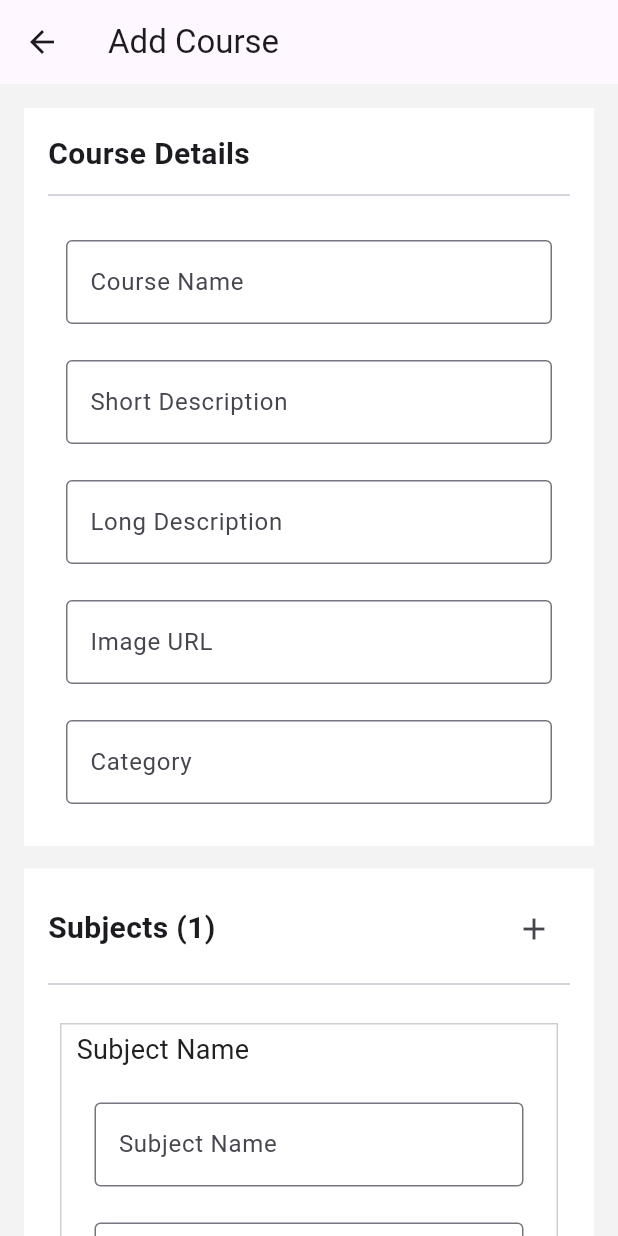
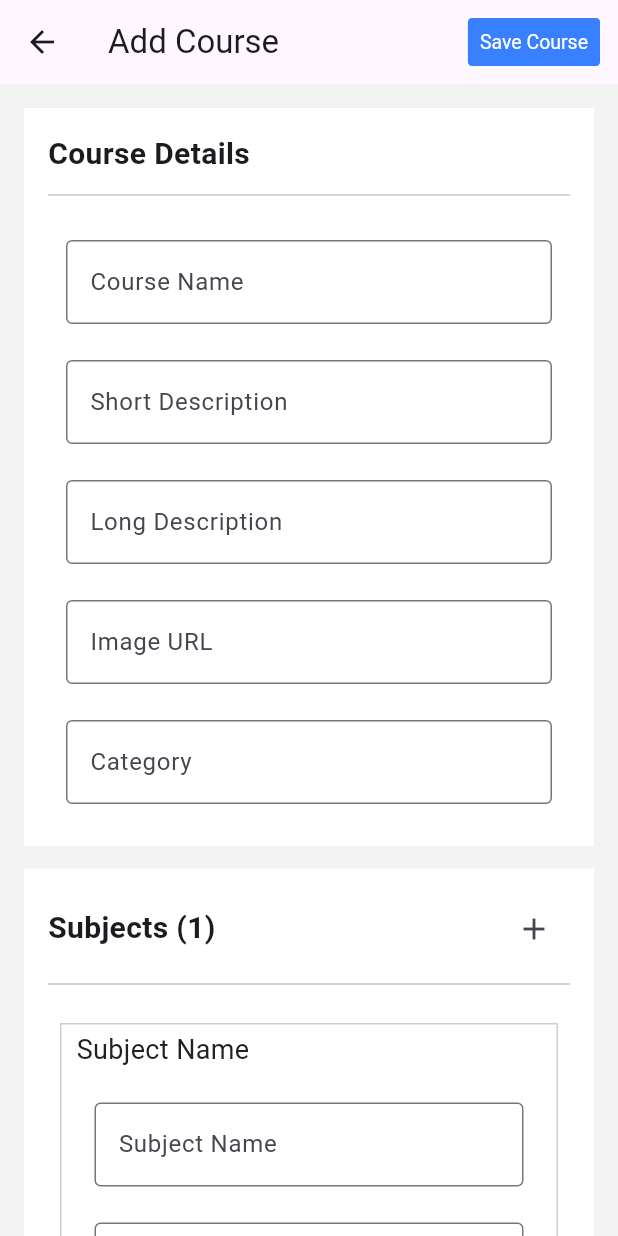
Before and after one commit to godstark82/sign_shala_admin, a Flutter app: the AddNewCoursePage screen opened by its route, after a tap on the "add" icon, on a phone screen of 412 x 824 dp. Run offline on Flutter 3.47's test engine with Material 3 defaults, Android fonts, the light colour scheme and no system bars; drawn by our look-alikes of getwidget; our stand-ins replace bloc, cloud_firestore, dio, easy_sidemenu, equatable, firebase_core and 3 more; accounts and stored records are empty; network calls fail.

Commit message:
add course to firestore finished

```diff
--- a/lib/features/courses/data/models/subject_model.dart
+++ b/lib/features/courses/data/models/subject_model.dart
@@ -1,18 +1,19 @@
-import 'package:admin_sign_shala/features/courses/domain/entities/subject_entity.dart';
+import 'dart:developer';
+
+import 'package:cloud_firestore/cloud_firestore.dart';
 import 'chapter_model.dart';
 
-class SubjectModel extends SubjectEntity {
+class SubjectModel {
+  String? img;
+  String? shortDesc;
+  String? title;
+  List<ChapterModel>? chapters;
   SubjectModel({
-    String? img,
-    String? shortDesc,
-    String? title,
-    List<ChapterModel>? chapters,
-  }) : super(
-          img: img,
-          shortDesc: shortDesc,
-          title: title,
-          chapters: chapters,
-        );
+    this.chapters,
+    this.img,
+    this.shortDesc,
+    this.title,
+  });
 
   factory SubjectModel.fromJson(Map<String, dynamic> json) {
     return SubjectModel(
@@ -30,9 +31,28 @@ class SubjectModel extends SubjectEntity {
       'img': img,
       'shortDesc': shortDesc,
       'title': title,
-      'chapters': chapters
-          ?.map((chapter) => (chapter as ChapterModel).toJson())
-          .toList(),
+      'chapters': chapters?.map((chapter) => (chapter).toJson()).toList(),
     };
   }
+
+  // Upload subject to Firestore under a specific course document
+  Future<void> uploadSubjectToFirestore(DocumentReference courseDocRef) async {
+    CollectionReference subjects = courseDocRef.collection('subjects');
+
+    try {
+      DocumentReference subjectDocRef = await subjects.add(toJson());
+
+      // Add chapters as subcollections under the subject document
+      if (chapters != null) {
+        for (ChapterModel chapter in chapters!) {
+          // Assuming all ChapterEntity are actually of type ChapterModel
+          await chapter.uploadChapterToFirestore(subjectDocRef);
+        }
+      }
+
+      log('Subject uploaded successfully with chapters!');
+    } catch (e) {
+      log('Failed to upload subject: $e');
+    }
+  }
 }
--- /dev/null
+++ b/lib/features/courses/data/repositories/course_repo_impl.dart
@@ -0,0 +1,27 @@
+import 'package:admin_sign_shala/core/datastate/datastate.dart';
+import 'package:admin_sign_shala/features/courses/data/models/course_model.dart';
+import 'package:admin_sign_shala/features/courses/domain/repositories/course_repo.dart';
+import 'package:cloud_firestore/cloud_firestore.dart';
+
+class CourseRepoImpl implements CourseRepo {
+  FirebaseFirestore firestore = FirebaseFirestore.instance;
+  @override
+  Future<void> addNewCourse(CourseModel course) async {
+    course.id = DateTime.now().toString();
+    course.launchDate = DateTime.now();
+    course.totalStudentsEnrolled = 0;
+    await course.uploadCourseToFirestore();
+  }
+
+  @override
+  Future<DataState<List<CourseModel>>> fetchCourses(CourseModel course) {
+    // TODO: implement fetchCourses
+    throw UnimplementedError();
+  }
+
+  @override
+  Future<void> updateCourse(CourseModel course) {
+    // TODO: implement updateCourse
+    throw UnimplementedError();
+  }
+}
--- a/lib/features/courses/domain/entities/subject_entity.dart
+++ b/lib/features/courses/domain/entities/subject_entity.dart
@@ -1,15 +1,10 @@
-import 'package:admin_sign_shala/features/courses/domain/entities/chapter_entity.dart';
+// import 'package:admin_sign_shala/features/courses/domain/entities/chapter_entity.dart';
 
-class SubjectEntity {
-  String? title;
-  String? shortDesc;
-  String? img;
-  List<ChapterEntity>? chapters;
+// class SubjectEntity {
+//   String? title;
+//   String? shortDesc;
+//   String? img;
+//   List<ChapterEntity>? chapters;
 
-  SubjectEntity({
-    this.img,
-    this.shortDesc,
-    this.title,
-    this.chapters,
-  });
-}
+//   SubjectEntity({this.img, this.shortDesc, this.title, this.chapters});
+// }
--- /dev/null
+++ b/lib/features/courses/domain/repositories/course_repo.dart
@@ -0,0 +1,10 @@
+import 'package:admin_sign_shala/core/datastate/datastate.dart';
+import 'package:admin_sign_shala/features/courses/data/models/course_model.dart';
+
+abstract class CourseRepo {
+  Future<DataState<List<CourseModel>>> fetchCourses(CourseModel course);
+
+  Future<void> updateCourse(CourseModel course);
+
+  Future<void> addNewCourse(CourseModel course);
+}
--- a/lib/features/courses/presentation/pages/add_course.dart
+++ b/lib/features/courses/presentation/pages/add_course.dart
@@ -1,11 +1,16 @@
+import 'dart:developer';
+
 import 'package:admin_sign_shala/core/constants/colors.dart';
 import 'package:admin_sign_shala/features/courses/data/models/course_model.dart';
+import 'package:admin_sign_shala/features/courses/data/repositories/course_repo_impl.dart';
+import 'package:admin_sign_shala/features/courses/domain/repositories/course_repo.dart';
 import 'package:admin_sign_shala/features/courses/presentation/widgets/add_subject_widget.dart';
 import 'package:admin_sign_shala/features/courses/presentation/widgets/basic_couse_details.dart';
 import 'package:flutter/material.dart';
+import 'package:getwidget/components/button/gf_button.dart';
 
 //! Temp Course To upload On Firebase Later
-CourseModel tempCourse = CourseModel();
+CourseModel? tempCourse = CourseModel();
 
 class AddNewCoursePage extends StatefulWidget {
   const AddNewCoursePage({super.key});
@@ -15,12 +20,41 @@ class AddNewCoursePage extends StatefulWidget {
 }
 
 class _AddNewCoursePageState extends State<AddNewCoursePage> {
+  final GlobalKey<FormState> basicDetailsFormKey = GlobalKey<FormState>();
+  final GlobalKey<FormState> subjectFormKey = GlobalKey<FormState>();
   @override
   Widget build(BuildContext context) {
     return Scaffold(
       backgroundColor: bgColor,
       appBar: AppBar(
         title: Text('Add Course'),
+        actions: [
+          Padding(
+            padding: const EdgeInsets.all(12.0),
+            child: GFButton(
+                onPressed: () async {
+                  CourseRepo repo = CourseRepoImpl();
+                  if (basicDetailsFormKey.currentState!.validate() &&
+                      subjectFormKey.currentState!.validate()) {
+                    if (tempCourse!.subjects != null) {
+                      await repo.addNewCourse(tempCourse!);
+                    } else {
+                      ScaffoldMessenger.of(context).showSnackBar(SnackBar(
+                        content: Text(
+                          'Please Add Minimum 1 Subject',
+                          style: TextStyle(color: Colors.white),
+                        ),
+                        backgroundColor: Colors.red,
+                      ));
+                      log('Please Add Minimum 1 Subject');
+                    }
+                  } else {
+                    log('Form Not Validated');
+                  }
+                },
+                text: 'Save Course'),
+          )
+        ],
       ),
       body: SingleChildScrollView(
         child: Padding(
@@ -28,8 +62,8 @@ class _AddNewCoursePageState extends State<AddNewCoursePage> {
           child: Column(
             crossAxisAlignment: CrossAxisAlignment.start,
             children: [
-              BasicCourseDetailsFormWidget(),
-              AddSubjectWidget(),
+              BasicCourseDetailsFormWidget(formKey: basicDetailsFormKey),
+              AddSubjectWidget(formKey: subjectFormKey),
             ],
           ),
         ),
--- a/lib/features/courses/presentation/widgets/add_subject_widget.dart
+++ b/lib/features/courses/presentation/widgets/add_subject_widget.dart
@@ -6,7 +6,8 @@ import 'package:flutter/material.dart';
 import 'package:get/get.dart';
 
 class AddSubjectWidget extends StatefulWidget {
-  const AddSubjectWidget({super.key});
+  final GlobalKey<FormState> formKey;
+  const AddSubjectWidget({super.key, required this.formKey});
 
   @override
   State<AddSubjectWidget> createState() => _AddSubjectWidgetState();
@@ -20,19 +21,22 @@ class _AddSubjectWidgetState extends State<AddSubjectWidget> {
       width: context.width,
       color: Colors.white,
       padding: EdgeInsets.all(16),
+      child: Form(
+        key: widget.formKey,
         child: Column(
           crossAxisAlignment: CrossAxisAlignment.start,
           children: [
             Row(
               mainAxisAlignment: MainAxisAlignment.spaceBetween,
               children: [
-              Text('Subjects (${tempCourse.subjects?.length ?? 0})',
-                  style: TextStyle(fontWeight: FontWeight.bold, fontSize: 20)),
+                Text('Subjects (${tempCourse!.subjects?.length ?? 0})',
+                    style:
+                        TextStyle(fontWeight: FontWeight.bold, fontSize: 20)),
                 IconButton(
                   icon: Icon(Icons.add),
                   onPressed: () {
-                  tempCourse.subjects ??= [];
-                  tempCourse.subjects?.add(SubjectModel());
+                    tempCourse!.subjects ??= [];
+                    tempCourse!.subjects?.add(SubjectModel());
                     setState(() {});
                   },
                 )
@@ -43,13 +47,14 @@ class _AddSubjectWidgetState extends State<AddSubjectWidget> {
             SizedBox(height: 10),
             ListView.separated(
                 shrinkWrap: true,
-              itemCount: tempCourse.subjects?.length ?? 0,
+                itemCount: tempCourse!.subjects?.length ?? 0,
                 separatorBuilder: (context, index) => Divider(
                       color: Colors.red,
                     ),
                 itemBuilder: (context, index) {
                   return Container(
-                    padding: EdgeInsets.symmetric(horizontal: 10, vertical: 4),
+                      padding:
+                          EdgeInsets.symmetric(horizontal: 10, vertical: 4),
                       margin: EdgeInsets.all(8),
                       decoration: BoxDecoration(
                         border: Border.all(color: Colors.grey.withOpacity(0.5)),
@@ -58,7 +63,8 @@ class _AddSubjectWidgetState extends State<AddSubjectWidget> {
                           crossAxisAlignment: CrossAxisAlignment.start,
                           children: [
                             Text(
-                            tempCourse.subjects![index].title ?? 'Subject Name',
+                              tempCourse!.subjects![index].title ??
+                                  'Subject Name',
                               style: TextStyle(
                                   fontSize: 18, color: Colors.grey.shade900),
                             ),
@@ -66,17 +72,18 @@ class _AddSubjectWidgetState extends State<AddSubjectWidget> {
                             CustomTextField(
                                 name: 'Subject Name',
                                 onChanged: (v) => setState(() {
-                                    tempCourse.subjects![index].title = v;
+                                      tempCourse!.subjects![index].title = v;
                                     })),
                             CustomTextField(
                                 name: 'Description',
                                 onChanged: (v) => setState(() {
-                                    tempCourse.subjects![index].title = v;
+                                      tempCourse!.subjects![index].shortDesc =
+                                          v;
                                     })),
                             CustomTextField(
                                 name: 'Image (Optional)',
                                 onChanged: (v) => setState(() {
-                                    tempCourse.subjects![index].title = v;
+                                      tempCourse!.subjects![index].img = v;
                                     })),
 
                             //! Chapters Form
@@ -85,6 +92,7 @@ class _AddSubjectWidgetState extends State<AddSubjectWidget> {
                 })
           ],
         ),
+      ),
     );
   }
 }
--- a/lib/features/courses/presentation/widgets/basic_couse_details.dart
+++ b/lib/features/courses/presentation/widgets/basic_couse_details.dart
@@ -3,16 +3,19 @@ import 'package:admin_sign_shala/features/courses/presentation/widgets/custom_te
 import 'package:flutter/material.dart';
 import 'package:get/get.dart';
 
-
 class BasicCourseDetailsFormWidget extends StatelessWidget {
-  const BasicCourseDetailsFormWidget({super.key});
+  final GlobalKey<FormState> formKey;
+  const BasicCourseDetailsFormWidget({super.key, required this.formKey});
 
   @override
   Widget build(BuildContext context) {
+    String categoryString = '';
     return Container(
       width: context.width,
       color: Colors.white,
       padding: EdgeInsets.all(16),
+      child: Form(
+        key: formKey,
         child: Column(
           crossAxisAlignment: CrossAxisAlignment.start,
           children: [
@@ -24,21 +27,31 @@ class BasicCourseDetailsFormWidget extends StatelessWidget {
             Wrap(
               children: [
                 CustomTextField(
-                  name: 'Course Name', onChanged: (v) => tempCourse.title = v),
+                    name: 'Course Name',
+                    onChanged: (v) => tempCourse!.title = v),
                 CustomTextField(
                     name: 'Short Description',
-                  onChanged: (v) => tempCourse.shortDesc = v),
+                    onChanged: (v) => tempCourse!.shortDesc = v),
                 CustomTextField(
                     name: 'Long Description',
-                  onChanged: (v) => tempCourse.longDesc = v),
+                    onChanged: (v) => tempCourse!.longDesc = v),
                 CustomTextField(
-                  name: 'Image URL', onChanged: (v) => tempCourse.img = v),
+                    name: 'Image URL', onChanged: (v) => tempCourse!.img = v),
                 CustomTextField(
-                  name: 'Category', onChanged: (v) => tempCourse.img = v),
+                    name: 'Category',
+                    onChanged: (v) {
+                      categoryString = v;
+                    },
+                    onSubmit: (v) {
+                      tempCourse!.categories ??= [];
+                      tempCourse!.categories!.add(categoryString);
+                      categoryString = '';
+                    }),
               ],
             )
           ],
         ),
+      ),
     );
   }
 }
--- a/lib/features/courses/presentation/widgets/custom_text_field.dart
+++ b/lib/features/courses/presentation/widgets/custom_text_field.dart
@@ -2,9 +2,13 @@ import 'package:flutter/material.dart';
 
 class CustomTextField extends StatelessWidget {
   final String name;
+  final void Function(String)? onSubmit;
   final void Function(String)? onChanged;
+  final bool isCompulsory;
   const CustomTextField({
     super.key,
+    this.onSubmit,
+    this.isCompulsory = true,
     required this.name,
     required this.onChanged,
   });
@@ -13,7 +17,14 @@ class CustomTextField extends StatelessWidget {
   Widget build(BuildContext context) {
     return Padding(
       padding: const EdgeInsets.all(12.0),
-      child: TextField(
+      child: TextFormField(
+        validator: (value) {
+          if ((value == null || value.isEmpty) && isCompulsory) {
+            return 'This field can\'t be null';
+          }
+
+          return null;
+        },
         decoration: InputDecoration(
             hintText: name,
             label: Text(name),
@@ -21,6 +32,7 @@ class CustomTextField extends StatelessWidget {
                 borderRadius: BorderRadius.circular(4),
                 borderSide: BorderSide(color: Colors.grey))),
         onChanged: onChanged,
+        onFieldSubmitted: onSubmit,
       ),
     );
   }
--- a/lib/main.dart
+++ b/lib/main.dart
@@ -32,9 +32,7 @@ class MainApp extends StatelessWidget {
             home: Home(),
             getPages: [
               GetPage(name: Routes.root, page: () => Home()),
-          GetPage(name: Routes.addCourse, page: () => AddNewCoursePage()),
-        ],
-      ),
-    );
+              GetPage(name: Routes.addCourse, page: () => AddNewCoursePage())
+            ]));
   }
 }
--- a/pubspec.yaml
+++ b/pubspec.yaml
@@ -1,7 +1,7 @@
 name: admin_sign_shala
 description: "A new Flutter project."
 publish_to: 'none'
-version: 0.1.0+1
+version: 0.1.0+2
 
 environment:
   sdk: ^3.5.0
```
Also changed, not shown: lib/features/courses/data/models/chapter_model.dart (+45 -20 lines), lib/features/courses/data/models/course_model.dart (+49 -30 lines), lib/features/courses/domain/entities/chapter_entity.dart (+18 -18 lines), lib/features/courses/domain/entities/course_entity.dart (+25 -25 lines), lib/features/courses/presentation/widgets/add_chapter_widget.dart (+22 -18 lines). Lines whose indentation alone changed are shown as unchanged.
